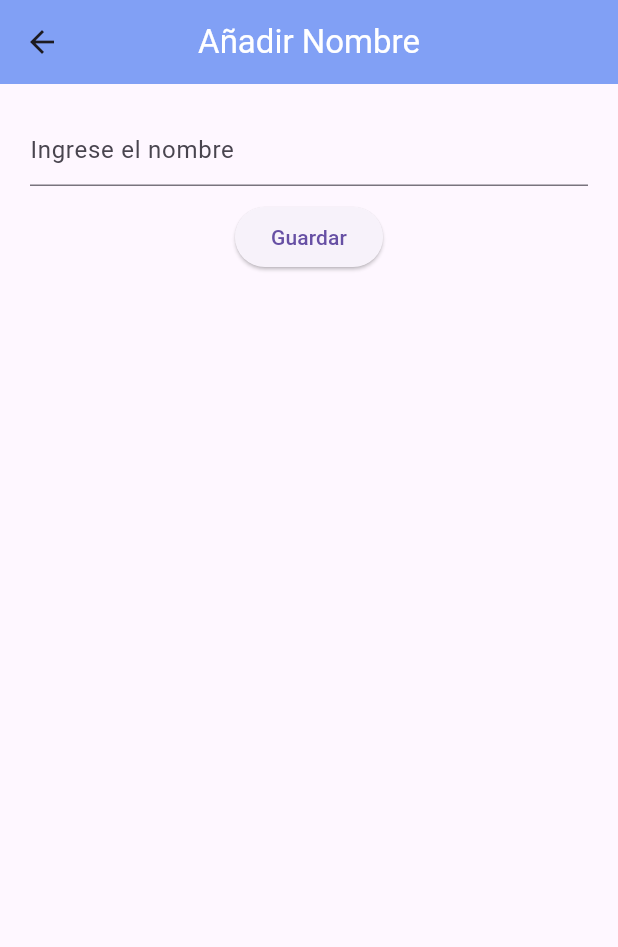
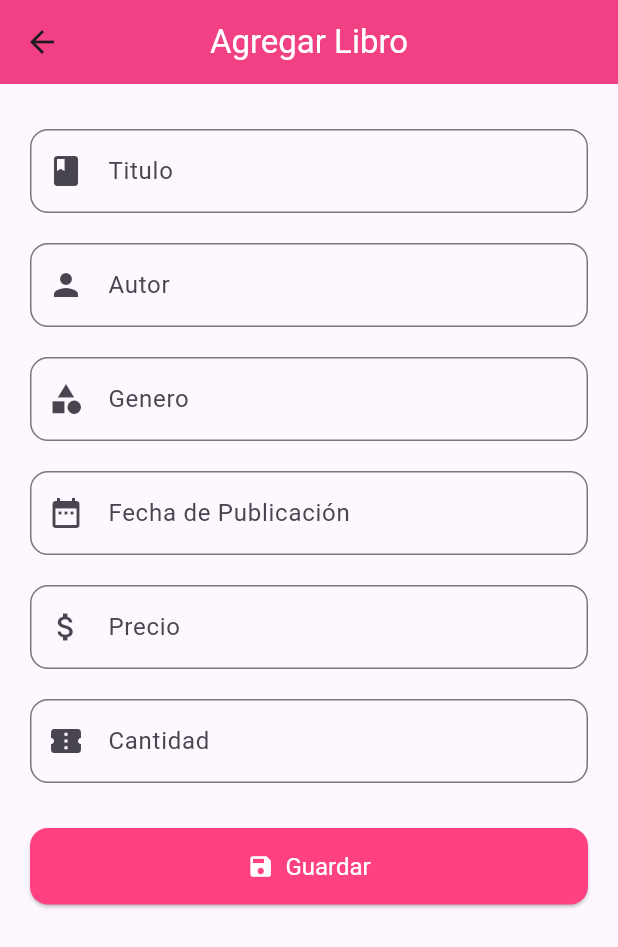
Before and after one commit to Casandra-Brito-0559/Android-UIII-Act-7-Firebase-CRUD-Firestore, a Flutter app: the screen it shows after launch, after a tap on the "add" icon, on a phone screen of 412 x 824 dp. Shown: the top 947 px of the screen. Run offline on Flutter 3.47's test engine with Material 3 defaults, Android fonts, the phone set to English and light mode, and no system bars; our stand-ins replace cloud_firestore, firebase_core; accounts and stored records are empty.

Commit message:
tabla libros

```diff
--- a/lib/main.dart
+++ b/lib/main.dart
@@ -1,13 +1,12 @@
 
+import 'package:flutter/material.dart';
 import 'package:firebase_core/firebase_core.dart';
-import 'package:flutter/material.dart';
-import 'package:myapp/pages/add_name_page.dart';
-import 'package:myapp/pages/edit_name_page.dart';
-import 'package:myapp/pages/home_page.dart';
-// importaciones de firebase
 import 'firebase_options.dart';
+import 'pages/home_page.dart';
+import 'pages/add_libro_page.dart';
+import 'pages/edit_libro_page.dart';
 
-void main() async{
+void main() async {
   WidgetsFlutterBinding.ensureInitialized();
   await Firebase.initializeApp(
     options: DefaultFirebaseOptions.currentPlatform,
@@ -22,15 +21,12 @@ class MyApp extends StatelessWidget {
   Widget build(BuildContext context) {
     return MaterialApp(
       debugShowCheckedModeBanner: false,
-      title: "Mi CRUD",
       initialRoute: '/',
       routes: {
-        '/' :(context) => const Home(),
-        '/add' :(context) => const AddNamePage(),
-        '/edit' :(context) => const EditNamePage(),
-        },
-
-
+        '/': (context) => const Home(),
+        '/add': (context) => const AddLibroPage(),
+        '/edit': (context) => const EditLibroPage(),
+      },
     );
   }
 }
--- /dev/null
+++ b/lib/pages/add_libro_page.dart
@@ -0,0 +1,120 @@
+import 'package:flutter/material.dart';
+import '../services/firebase_services.dart';
+
+class AddLibroPage extends StatefulWidget {
+  const AddLibroPage({super.key});
+
+  @override
+  State<AddLibroPage> createState() => _AddLibroPageState();
+}
+
+class _AddLibroPageState extends State<AddLibroPage> {
+  final Map<String, TextEditingController> controllers = {
+    "titulo": TextEditingController(),
+    "autor": TextEditingController(),
+    "genero": TextEditingController(),
+    "fechapubli": TextEditingController(),
+    "precio": TextEditingController(),
+    "cantidad": TextEditingController(),
+  };
+
+  @override
+  Widget build(BuildContext context) {
+    return Scaffold(
+      appBar: AppBar(
+        title: const Text(
+          "Agregar Libro",
+          style: TextStyle(color: Colors.white),
+        ),
+        backgroundColor: Colors.pinkAccent,
+        centerTitle: true,
+        elevation: 4,
+      ),
+      body: SingleChildScrollView(
+        padding: const EdgeInsets.all(20),
+        child: Column(
+          children: [
+            for (var key in controllers.keys)
+              Padding(
+                padding: const EdgeInsets.symmetric(vertical: 10),
+                child: TextField(
+                  controller: controllers[key],
+                  keyboardType:
+                      (key == 'precio' || key == 'cantidad')
+                          ? TextInputType.number
+                          : TextInputType.text,
+                  decoration: InputDecoration(
+                    labelText: _formatLabel(key),
+                    border: OutlineInputBorder(
+                      borderRadius: BorderRadius.circular(12),
+                    ),
+                    focusedBorder: OutlineInputBorder(
+                      borderSide: const BorderSide(color: Colors.pinkAccent),
+                      borderRadius: BorderRadius.circular(12),
+                    ),
+                    prefixIcon: _getIconForField(key),
+                  ),
+                ),
+              ),
+            const SizedBox(height: 20),
+            SizedBox(
+              width: double.infinity,
+              child: ElevatedButton.icon(
+                onPressed: () async {
+                  await addLibro({
+                    "titulo": controllers["titulo"]!.text,
+                    "autor": controllers["autor"]!.text,
+                    "genero": controllers["genero"]!.text,
+                    "fechapubli": controllers["fechapubli"]!.text,
+                    "precio": double.parse(controllers["precio"]!.text),
+                    "cantidad": int.parse(controllers["cantidad"]!.text),
+                  });
+                  Navigator.pop(context);
+                },
+                icon: const Icon(Icons.save),
+                label: const Text("Guardar"),
+                style: ElevatedButton.styleFrom(
+                  backgroundColor: Colors.pinkAccent,
+                  foregroundColor: Colors.white,
+                  padding: const EdgeInsets.symmetric(vertical: 16),
+                  shape: RoundedRectangleBorder(
+                    borderRadius: BorderRadius.circular(12),
+                  ),
+                  textStyle: const TextStyle(fontSize: 16),
+                ),
+              ),
+            ),
+          ],
+        ),
+      ),
+    );
+  }
+
+  String _formatLabel(String key) {
+    switch (key) {
+      case "fechapubli":
+        return "Fecha de Publicación";
+      default:
+        return key[0].toUpperCase() + key.substring(1);
+    }
+  }
+
+  Icon _getIconForField(String key) {
+    switch (key) {
+      case "titulo":
+        return const Icon(Icons.book);
+      case "autor":
+        return const Icon(Icons.person);
+      case "genero":
+        return const Icon(Icons.category);
+      case "fechapubli":
+        return const Icon(Icons.date_range);
+      case "precio":
+        return const Icon(Icons.attach_money);
+      case "cantidad":
+        return const Icon(Icons.confirmation_number);
+      default:
+        return const Icon(Icons.text_fields);
+    }
+  }
+}
--- a/lib/pages/add_name_page.dart
+++ /dev/null
@@ -1,47 +0,0 @@
-import 'package:flutter/material.dart';
-import 'package:myapp/services/firebase_services.dart';
-
-class AddNamePage extends StatefulWidget {
-  const AddNamePage({super.key});
-
-  @override
-  State<AddNamePage> createState() => _AddNamePageState();
-}
-
-class _AddNamePageState extends State<AddNamePage> {
-  TextEditingController nameController = TextEditingController(text: "");
-
-  @override
-  Widget build(BuildContext context) {
-    return Scaffold(
-      appBar: AppBar(
-        title: const Text(
-          "Añadir Nombre",
-          style: TextStyle(color: Colors.white),
-        ),
-        centerTitle: true,
-        backgroundColor: const Color.fromARGB(255, 129, 160, 245),
-      ),
-      body: Padding(
-        padding: const EdgeInsets.all(20.0),
-        child: Column(
-          children: [
-            TextField(
-              controller: nameController,
-              decoration: const InputDecoration(hintText: "Ingrese el nombre"),
-            ),
-            SizedBox(height: 10),
-            ElevatedButton(
-              onPressed: () async {
-                await addPeople(nameController.text).then((_) {
-                  Navigator.pop(context);
-                });
-              },
-              child: Text("Guardar"),
-            ),
-          ],
-        ),
-      ),
-    );
-  }
-}
--- /dev/null
+++ b/lib/pages/edit_libro_page.dart
@@ -0,0 +1,121 @@
+import 'package:flutter/material.dart';
+import '../services/firebase_services.dart';
+
+class EditLibroPage extends StatefulWidget {
+  const EditLibroPage({super.key});
+
+  @override
+  State<EditLibroPage> createState() => _EditLibroPageState();
+}
+
+class _EditLibroPageState extends State<EditLibroPage> {
+  final Map<String, TextEditingController> controllers = {
+    "titulo": TextEditingController(),
+    "autor": TextEditingController(),
+    "genero": TextEditingController(),
+    "fechapubli": TextEditingController(),
+    "precio": TextEditingController(),
+    "cantidad": TextEditingController(),
+  };
+
+  @override
+  Widget build(BuildContext context) {
+    final Map libro = ModalRoute.of(context)!.settings.arguments as Map;
+    for (var key in controllers.keys) {
+      controllers[key]!.text = libro[key].toString();
+    }
+
+    return Scaffold(
+      appBar: AppBar(
+        title: const Text("Editar Libro", style: TextStyle(color: Colors.white)),
+        backgroundColor: Colors.pinkAccent,
+        centerTitle: true,
+        elevation: 4,
+      ),
+      body: SingleChildScrollView(
+        padding: const EdgeInsets.all(20),
+        child: Column(
+          children: [
+            for (var key in controllers.keys)
+              Padding(
+                padding: const EdgeInsets.symmetric(vertical: 10),
+                child: TextField(
+                  controller: controllers[key],
+                  keyboardType: (key == 'precio' || key == 'cantidad')
+                      ? TextInputType.number
+                      : TextInputType.text,
+                  decoration: InputDecoration(
+                    labelText: _formatLabel(key),
+                    border: OutlineInputBorder(
+                      borderRadius: BorderRadius.circular(12),
+                    ),
+                    focusedBorder: OutlineInputBorder(
+                      borderSide: const BorderSide(color: Colors.pinkAccent),
+                      borderRadius: BorderRadius.circular(12),
+                    ),
+                    prefixIcon: _getIconForField(key),
+                  ),
+                ),
+              ),
+            const SizedBox(height: 20),
+            SizedBox(
+              width: double.infinity,
+              child: ElevatedButton.icon(
+                onPressed: () async {
+                  await updateLibro(libro["uid"], {
+                    "titulo": controllers["titulo"]!.text,
+                    "autor": controllers["autor"]!.text,
+                    "genero": controllers["genero"]!.text,
+                    "fechapubli": controllers["fechapubli"]!.text,
+                    "precio": double.parse(controllers["precio"]!.text),
+                    "cantidad": int.parse(controllers["cantidad"]!.text),
+                  });
+                  Navigator.pop(context);
+                },
+                icon: const Icon(Icons.update),
+                label: const Text("Actualizar"),
+                style: ElevatedButton.styleFrom(
+                  backgroundColor: Colors.pinkAccent,
+                  foregroundColor: Colors.white,
+                  padding: const EdgeInsets.symmetric(vertical: 16),
+                  shape: RoundedRectangleBorder(
+                    borderRadius: BorderRadius.circular(12),
+                  ),
+                  textStyle: const TextStyle(fontSize: 16),
+                ),
+              ),
+            )
+          ],
+        ),
+      ),
+    );
+  }
+
+  String _formatLabel(String key) {
+    switch (key) {
+      case "fechapubli":
+        return "Fecha de Publicación";
+      default:
+        return key[0].toUpperCase() + key.substring(1);
+    }
+  }
+
+  Icon _getIconForField(String key) {
+    switch (key) {
+      case "titulo":
+        return const Icon(Icons.book);
+      case "autor":
+        return const Icon(Icons.person);
+      case "genero":
+        return const Icon(Icons.category);
+      case "fechapubli":
+        return const Icon(Icons.date_range);
+      case "precio":
+        return const Icon(Icons.attach_money);
+      case "cantidad":
+        return const Icon(Icons.confirmation_number);
+      default:
+        return const Icon(Icons.text_fields);
+    }
+  }
+}
--- a/lib/pages/home_page.dart
+++ b/lib/pages/home_page.dart
@@ -1,5 +1,5 @@
 import 'package:flutter/material.dart';
-import 'package:myapp/services/firebase_services.dart';
+import '../services/firebase_services.dart';
 
 class Home extends StatefulWidget {
   const Home({super.key});
@@ -14,74 +14,113 @@ class _HomeState extends State<Home> {
     return Scaffold(
       appBar: AppBar(
         title: const Text(
-          "My CRUD CAss",
-          style: TextStyle(color: Colors.white),
+          "Libros",
+          style: TextStyle(
+            color: Colors.white,
+            fontSize: 28,
+            fontWeight: FontWeight.bold,
           ),
+        ),
+        backgroundColor: Colors.pinkAccent,
         centerTitle: true,
-        backgroundColor: const Color.fromARGB(255, 227, 129, 245),
+        elevation: 4,
       ),
       body: FutureBuilder(
-        future: getPeople(),
+        future: getLibros(),
         builder: (context, snapshot) {
           if (snapshot.hasData) {
             return ListView.builder(
+              padding: const EdgeInsets.all(12),
               itemCount: snapshot.data?.length,
               itemBuilder: (context, index) {
+                final libro = snapshot.data?[index];
                 return Dismissible(
-                  onDismissed: (direction) async {
-                    await deletePeople(snapshot.data?[index]["uid"]);
-                    snapshot.data?.removeAt(index);
-                  },
+                  key: Key(libro["uid"]),
+                  direction: DismissDirection.endToStart,
                   confirmDismiss: (direction) async {
-                    bool result = false;
-                    result = await showDialog(
+                    // Confirmación antes de eliminar
+                    return await showDialog<bool>(
                       context: context,
                       builder: (context) {
                         return AlertDialog(
-                          title: Text(
-                            "¿Estas seguro de eliminar a ${snapshot.data?[index]["name"]}?",
+                          shape: RoundedRectangleBorder(
+                            borderRadius: BorderRadius.circular(16),
+                          ),
+                          title: Text("¿Eliminar \"${libro["titulo"]}\"?"),
+                          content: const Text(
+                            "Esta acción no se puede deshacer.",
                           ),
                           actions: [
                             TextButton(
-                              onPressed: () {
-                                return Navigator.pop(context, false);
-                              },
+                              onPressed: () => Navigator.of(context).pop(false),
                               child: const Text(
                                 "Cancelar",
                                 style: TextStyle(color: Colors.red),
                               ),
                             ),
                             TextButton(
-                              onPressed: () {
-                                return Navigator.pop(context, true);
-                              },
-                              child: const Text("Si estoy seguro"),
+                              onPressed: () => Navigator.of(context).pop(true),
+                              child: const Text("Sí, eliminar"),
                             ),
                           ],
                         );
                       },
+                    ) ?? false; // Por si el usuario cierra el diálogo
+                  },
+                  onDismissed: (_) async {
+                    await deleteLibro(libro["uid"]);
+                    setState(() {});
+                    ScaffoldMessenger.of(context).showSnackBar(
+                      SnackBar(
+                        content: Text("Libro \"${libro["titulo"]}\" eliminado."),
+                        backgroundColor: Colors.redAccent,
+                      ),
                     );
-                    return result;
                   },
                   background: Container(
-                    color: Colors.red,
-                    child: const Icon(Icons.delete),
+                    alignment: Alignment.centerRight,
+                    padding: const EdgeInsets.symmetric(horizontal: 20),
+                    decoration: BoxDecoration(
+                      color: Colors.redAccent,
+                      borderRadius: BorderRadius.circular(12),
                     ),
-                  direction: DismissDirection.endToStart,
-                  key: Key(snapshot.data?[index]["uid"]),
+                    child: const Icon(Icons.delete, color: Colors.white),
+                  ),
+                  child: Card(
+                    shape: RoundedRectangleBorder(
+                      borderRadius: BorderRadius.circular(12),
+                    ),
+                    elevation: 3,
                     child: ListTile(
-                    title: Text(snapshot.data?[index]["name"]),
-                    onTap: (() async {
+                      contentPadding: const EdgeInsets.symmetric(
+                        horizontal: 20,
+                        vertical: 12,
+                      ),
+                      title: Text(
+                        libro["titulo"],
+                        style: const TextStyle(
+                          fontWeight: FontWeight.bold,
+                          fontSize: 16,
+                        ),
+                      ),
+                      subtitle: Text(
+                        "${libro["autor"]} • ${libro["genero"]}",
+                        style: const TextStyle(color: Colors.grey),
+                      ),
+                      trailing: const Icon(
+                        Icons.arrow_forward_ios,
+                        size: 16,
+                        color: Colors.grey,
+                      ),
+                      onTap: () async {
                         await Navigator.pushNamed(
                           context,
                           '/edit',
-                        arguments: {
-                          "name": snapshot.data?[index]["name"],
-                          "uid": snapshot.data?[index]["uid"],
-                        },
+                          arguments: libro,
                         );
                         setState(() {});
-                    }),
+                      },
+                    ),
                   ),
                 );
               },
@@ -96,7 +135,9 @@ class _HomeState extends State<Home> {
           await Navigator.pushNamed(context, '/add');
           setState(() {});
         },
-        child: const Icon(Icons.add),
+        backgroundColor: Colors.pinkAccent,
+        child: const Icon(Icons.add, color: Colors.white),
+        tooltip: 'Agregar nuevo libro',
       ),
     );
   }
--- a/lib/services/firebase_services.dart
+++ b/lib/services/firebase_services.dart
@@ -2,36 +2,36 @@ import 'package:cloud_firestore/cloud_firestore.dart';
 
 FirebaseFirestore db = FirebaseFirestore.instance;
 
-Future<List>getPeople() async {
-  List people=[];
-  CollectionReference collectionReferencePeople=db.collection("people");
-  QuerySnapshot queryPeople=await collectionReferencePeople.get();
-  for (var doc in queryPeople.docs) {
+Future<List> getLibros() async {
+  List libros = [];
+  CollectionReference collectionReferenceLibros = db.collection("Libros");
+  QuerySnapshot queryLibros = await collectionReferenceLibros.get();
+
+  for (var doc in queryLibros.docs) {
     final Map<String, dynamic> data = doc.data() as Map<String, dynamic>;
-    final person = {
-      "name": data["name"],
-       "uid": doc.id,
+    final libro = {
+      "uid": doc.id,
+      "titulo": data["titulo"],
+      "autor": data["autor"],
+      "genero": data["genero"],
+      "fechapubli": data["fechapubli"],
+      "precio": data["precio"],
+      "cantidad": data["cantidad"],
     };
-    people.add(person);
-
-
+    libros.add(libro);
   }
 
-  await Future.delayed(const Duration(seconds: 5),);
-  return people;
-}
-//Guardar en la base de datos
-Future<void> addPeople(String name) async {
-await db.collection("people").add({"name":name});
+  return libros;
 }
 
-
-//Actualizar en la base de datos
-Future<void> updatePeople(String uid,String newName) async {
-await db.collection("people").doc(uid).update({"name":newName});
+Future<void> addLibro(Map<String, dynamic> libro) async {
+  await db.collection("Libros").add(libro);
 }
 
-//Eliminar en la base de datos
-Future<void> deletePeople(String uid) async {
-await db.collection("people").doc(uid).delete();
+Future<void> updateLibro(String uid, Map<String, dynamic> libro) async {
+  await db.collection("Libros").doc(uid).update(libro);
 }
+
+Future<void> deleteLibro(String uid) async {
+  await db.collection("Libros").doc(uid).delete();
+}
```
Also changed, not shown: lib/pages/edit_name_page.dart (deleted, +0 -55 lines). Lines whose indentation alone changed are shown as unchanged.
